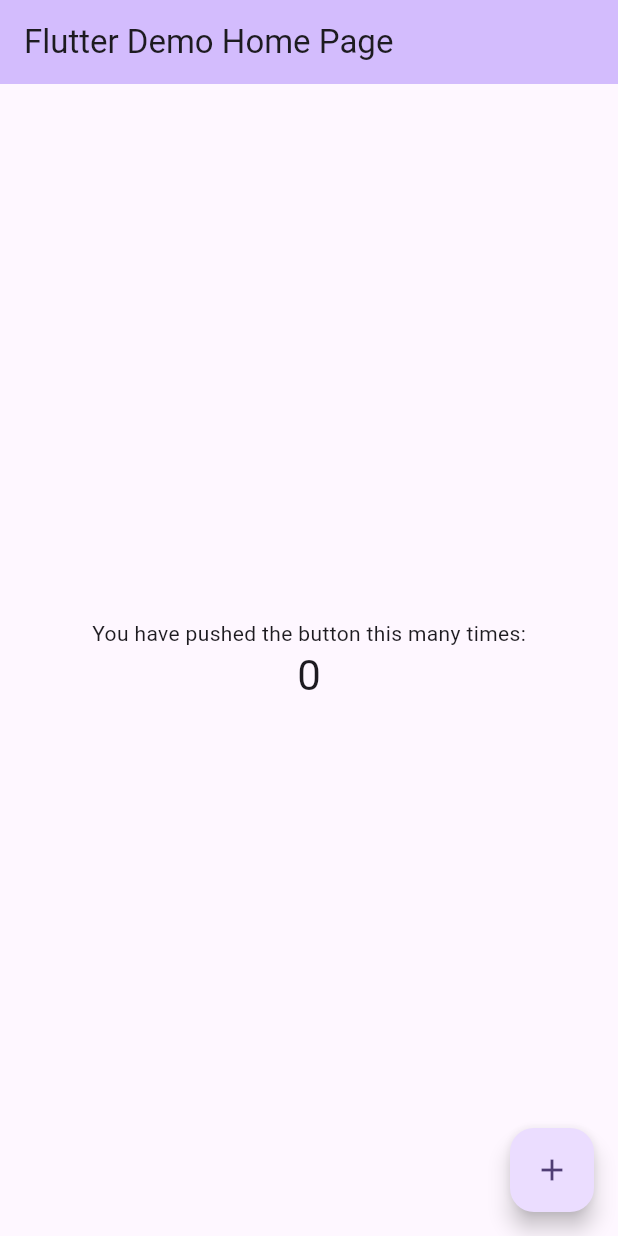
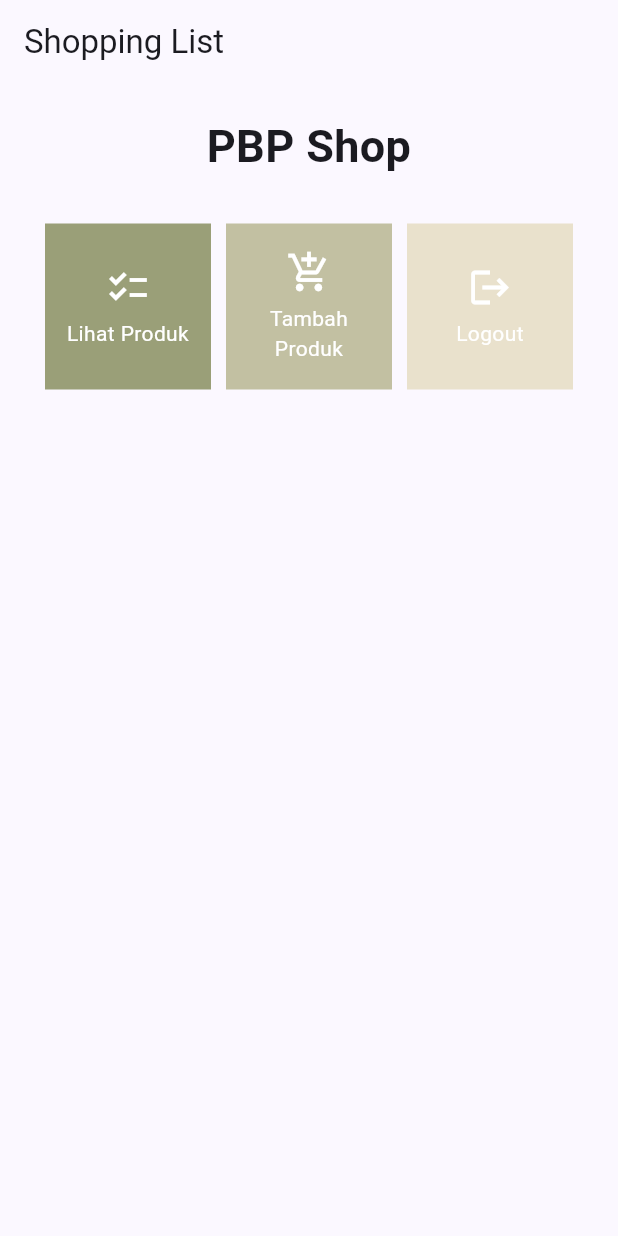
Before and after one commit to g0lgi/toko-kadal-mobile, a Flutter app: the screen it shows after launch, on a phone screen of 412 x 824 dp. Run offline on Flutter 3.47's test engine with Material 2 defaults, Android fonts, the phone set to English and light mode, and no system bars.

Commit message:
TUGAS & DONE

```diff
--- a/lib/main.dart
+++ b/lib/main.dart
@@ -1,4 +1,5 @@
 import 'package:flutter/material.dart';
+import 'package:toko_kadal_mobile/menu.dart';
 
 void main() {
   runApp(const MyApp());
@@ -28,98 +29,10 @@
         //
         // This works for code too, not just values: Most code changes can be
         // tested with just a hot reload.
-        colorScheme: ColorScheme.fromSeed(seedColor: Colors.deepPurple),
+        colorScheme: ColorScheme.fromSeed(seedColor: Colors.indigo),
         useMaterial3: true,
       ),
-      home: const MyHomePage(title: 'Flutter Demo Home Page'),
+      home: MyHomePage(),
     );
   }
 }
-
-class MyHomePage extends StatefulWidget {
-  const MyHomePage({super.key, required this.title});
-
-  // This widget is the home page of your application. It is stateful, meaning
-  // that it has a State object (defined below) that contains fields that affect
-  // how it looks.
-
-  // This class is the configuration for the state. It holds the values (in this
-  // case the title) provided by the parent (in this case the App widget) and
-  // used by the build method of the State. Fields in a Widget subclass are
-  // always marked "final".
-
-  final String title;
-
-  @override
-  State<MyHomePage> createState() => _MyHomePageState();
-}
-
-class _MyHomePageState extends State<MyHomePage> {
-  int _counter = 0;
-
-  void _incrementCounter() {
-    setState(() {
-      // This call to setState tells the Flutter framework that something has
-      // changed in this State, which causes it to rerun the build method below
-      // so that the display can reflect the updated values. If we changed
-      // _counter without calling setState(), then the build method would not be
-      // called again, and so nothing would appear to happen.
-      _counter++;
-    });
-  }
-
-  @override
-  Widget build(BuildContext context) {
-    // This method is rerun every time setState is called, for instance as done
-    // by the _incrementCounter method above.
-    //
-    // The Flutter framework has been optimized to make rerunning build methods
-    // fast, so that you can just rebuild anything that needs updating rather
-    // than having to individually change instances of widgets.
-    return Scaffold(
-      appBar: AppBar(
-        // TRY THIS: Try changing the color here to a specific color (to
-        // Colors.amber, perhaps?) and trigger a hot reload to see the AppBar
-        // change color while the other colors stay the same.
-        backgroundColor: Theme.of(context).colorScheme.inversePrimary,
-        // Here we take the value from the MyHomePage object that was created by
-        // the App.build method, and use it to set our appbar title.
-        title: Text(widget.title),
-      ),
-      body: Center(
-        // Center is a layout widget. It takes a single child and positions it
-        // in the middle of the parent.
-        child: Column(
-          // Column is also a layout widget. It takes a list of children and
-          // arranges them vertically. By default, it sizes itself to fit its
-          // children horizontally, and tries to be as tall as its parent.
-          //
-          // Column has various properties to control how it sizes itself and
-          // how it positions its children. Here we use mainAxisAlignment to
-          // center the children vertically; the main axis here is the vertical
-          // axis because Columns are vertical (the cross axis would be
-          // horizontal).
-          //
-          // TRY THIS: Invoke "debug painting" (choose the "Toggle Debug Paint"
-          // action in the IDE, or press "p" in the console), to see the
-          // wireframe for each widget.
-          mainAxisAlignment: MainAxisAlignment.center,
-          children: <Widget>[
-            const Text(
-              'You have pushed the button this many times:',
-            ),
-            Text(
-              '$_counter',
-              style: Theme.of(context).textTheme.headlineMedium,
-            ),
-          ],
-        ),
-      ),
-      floatingActionButton: FloatingActionButton(
-        onPressed: _incrementCounter,
-        tooltip: 'Increment',
-        child: const Icon(Icons.add),
-      ), // This trailing comma makes auto-formatting nicer for build methods.
-    );
-  }
-}
--- /dev/null
+++ b/lib/menu.dart
@@ -0,0 +1,117 @@
+import 'package:flutter/material.dart';
+class MyHomePage extends StatelessWidget {
+  MyHomePage({Key? key}) : super(key: key);
+  final List<ShopItem> items = [
+    ShopItem("Lihat Produk", Icons.checklist, Color(0xFF9A9F78)),
+    ShopItem("Tambah Produk", Icons.add_shopping_cart, Color(0xFFC2C0A2)),
+    ShopItem("Logout", Icons.logout, Color(0xFFE9E1CC)),
+  ];
+
+  // This widget is the home page of your application. It is stateful, meaning
+  // that it has a State object (defined below) that contains fields that affect
+  // how it looks.
+
+  // This class is the configuration for the state. It holds the values (in this
+  // case the title) provided by the parent (in this case the App widget) and
+  // used by the build method of the State. Fields in a Widget subclass are
+  // always marked "final".
+
+  @override
+  Widget build(BuildContext context) {
+    return Scaffold(
+      appBar: AppBar(
+        title: const Text(
+          'Shopping List',
+        ),
+      ),
+      body: SingleChildScrollView(
+        // Widget wrapper yang dapat discroll
+        child: Padding(
+          padding: const EdgeInsets.all(10.0), // Set padding dari halaman
+          child: Column(
+            // Widget untuk menampilkan children secara vertikal
+            children: <Widget>[
+              const Padding(
+                padding: EdgeInsets.only(top: 10.0, bottom: 10.0),
+                // Widget Text untuk menampilkan tulisan dengan alignment center dan style yang sesuai
+                child: Text(
+                  'PBP Shop', // Text yang menandakan toko
+                  textAlign: TextAlign.center,
+                  style: TextStyle(
+                    fontSize: 30,
+                    fontWeight: FontWeight.bold,
+                  ),
+                ),
+              ),
+              // Grid layout
+              GridView.count(
+                // Container pada card kita.
+                primary: true,
+                padding: const EdgeInsets.all(20),
+                crossAxisSpacing: 10,
+                mainAxisSpacing: 10,
+                crossAxisCount: 3,
+                shrinkWrap: true,
+                children: items.map((ShopItem item) {
+                  // Iterasi untuk setiap item
+                  return ShopCard(item);
+                }).toList(),
+              ),
+            ],
+          ),
+        ),
+      ),
+    );
+  }
+}
+class ShopItem {
+  final String name;
+  final IconData icon;
+  final Color color;
+
+  ShopItem(this.name, this.icon, this.color);
+}
+class ShopCard extends StatelessWidget {
+  final ShopItem item;
+
+  const ShopCard(this.item, {super.key}); // Constructor
+
+  @override
+  Widget build(BuildContext context) {
+    return Material(
+      color: item.color,
+      child: InkWell(
+        // Area responsive terhadap sentuhan
+        onTap: () {
+          // Memunculkan SnackBar ketika diklik
+          ScaffoldMessenger.of(context)
+            ..hideCurrentSnackBar()
+            ..showSnackBar(SnackBar(
+                content: Text("Kamu telah menekan tombol ${item.name}!")));
+        },
+        child: Container(
+          // Container untuk menyimpan Icon dan Text
+          padding: const EdgeInsets.all(8),
+          child: Center(
+            child: Column(
+              mainAxisAlignment: MainAxisAlignment.center,
+              children: [
+                Icon(
+                  item.icon,
+                  color: Colors.white,
+                  size: 30.0,
+                ),
+                const Padding(padding: EdgeInsets.all(3)),
+                Text(
+                  item.name,
+                  textAlign: TextAlign.center,
+                  style: const TextStyle(color: Colors.white),
+                ),
+              ],
+            ),
+          ),
+        ),
+      ),
+    );
+  }
+}
```
